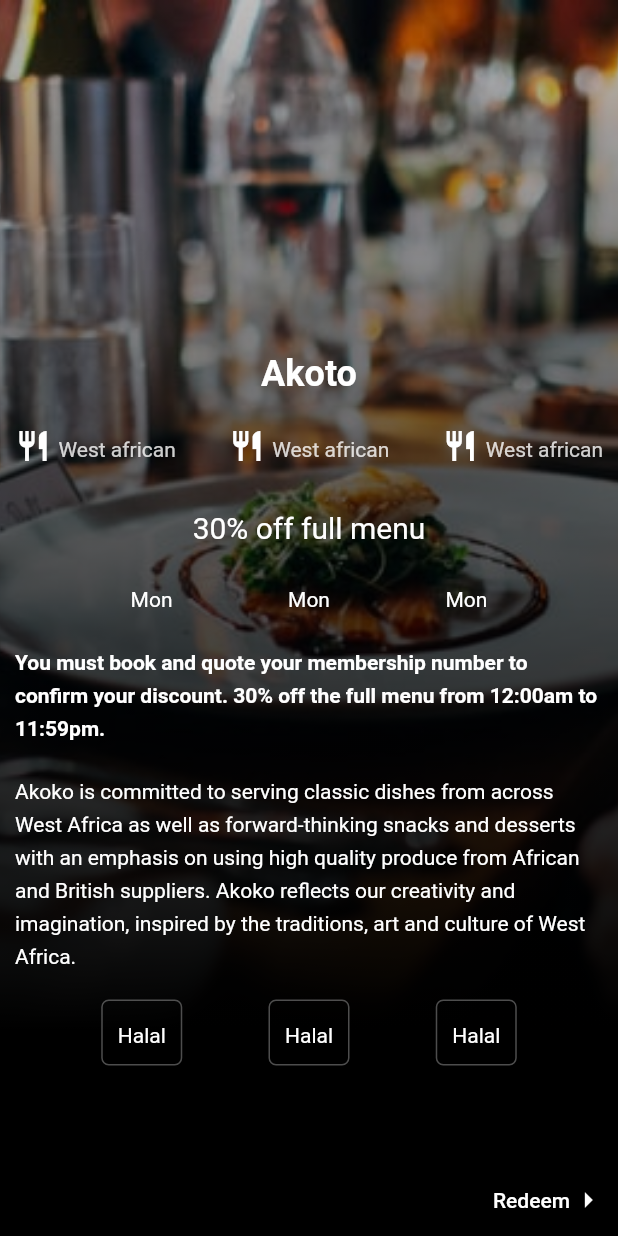
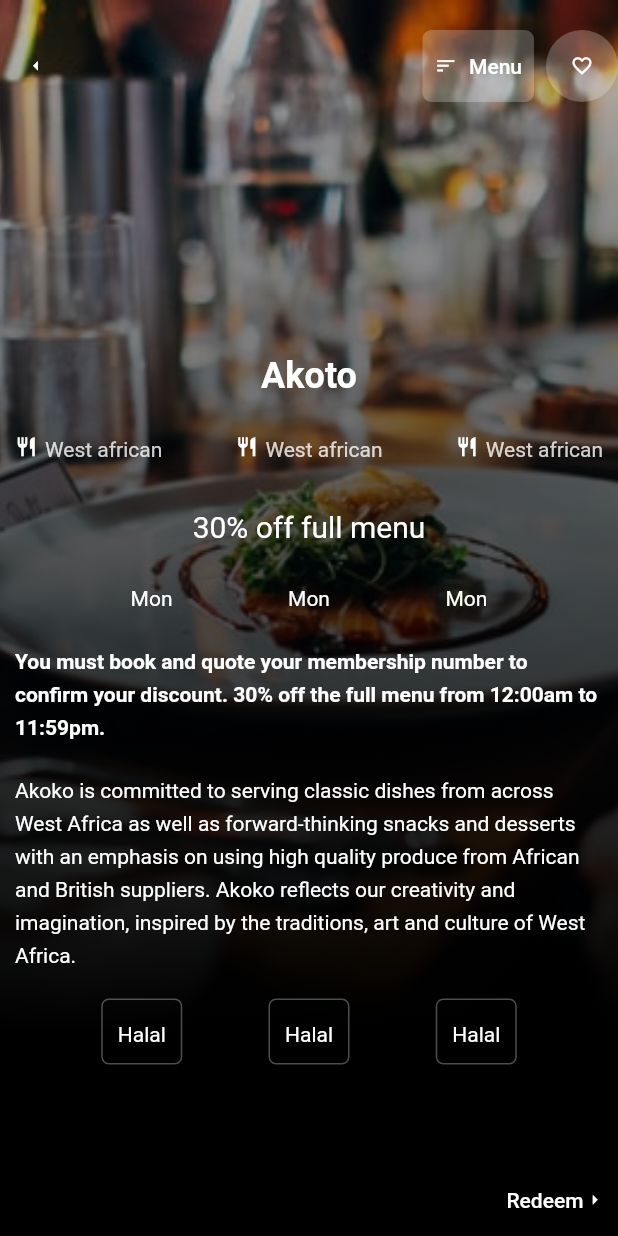
Before and after one commit to yomiAdenaike01/BLVCKCARD, a Flutter app: the ResturantDetails screen opened directly, on a phone screen of 412 x 824 dp. Run offline on Flutter 3.47's test engine with Material 2 defaults, Android fonts, the phone set to English and light mode, and no system bars; our stand-ins replace google_maps_flutter, location.

Commit message:
theme changes and default settings

```diff
--- a/mobile_application/lib/screens/resturant_details/resturant_details.dart
+++ b/mobile_application/lib/screens/resturant_details/resturant_details.dart
@@ -50,6 +50,52 @@
                   fit: BoxFit.cover,
                 ),
               ),
+            ),
+          ),
+          Positioned(
+            top: 20,
+            left: 0,
+            right: 0,
+            child: Row(
+              mainAxisAlignment: MainAxisAlignment.spaceBetween,
+              children: [
+                Container(
+                  child: IconButton(
+                      icon: Icon(Icons.arrow_left),
+                      onPressed: () {
+                        Navigator.of(context).pop();
+                      }),
+                ),
+                Row(
+                  mainAxisAlignment: MainAxisAlignment.spaceBetween,
+                  children: [
+                    Padding(
+                      padding: const EdgeInsets.symmetric(horizontal: 8.0),
+                      child: Container(
+                        decoration: kRoundedWhiteButtonBackground,
+                        child: TextButton.icon(
+                          onPressed: () {},
+                          icon: Icon(Icons.sort),
+                          label: Text('Menu'),
+                        ),
+                      ),
+                    ),
+                    Container(
+                      decoration: const BoxDecoration(
+                        color: kWhiteBackground,
+                        borderRadius: kCircleRadius,
+                      ),
+                      child: IconButton(
+                        icon: Icon(
+                          Icons.favorite_border_outlined,
+                          size: kIconSize,
+                        ),
+                        onPressed: () {},
+                      ),
+                    )
+                  ],
+                )
+              ],
             ),
           ),
           Positioned(
--- a/mobile_application/lib/utils/constants.dart
+++ b/mobile_application/lib/utils/constants.dart
@@ -7,3 +7,53 @@
 const kSmallPadding = 5.0;
 const kWhiteOpacity = .3;
 const kLineHeight = 1.6;
+const kBorderRadiusData = 6.0;
+const kWhiteBackground = Colors.white24;
+const kBorderRadius = BorderRadius.all(
+  Radius.circular(
+    kBorderRadiusData,
+  ),
+);
+const kRoundedWhiteButtonBackground = BoxDecoration(
+  color: kWhiteBackground,
+  borderRadius: kBorderRadius,
+);
+const kCircleRadiusData = 50.0;
+const kCircleRadius = BorderRadius.all(
+  Radius.circular(
+    kCircleRadiusData,
+  ),
+);
+const kIconSize = 15.0;
+ThemeData kThemeData = ThemeData.dark().copyWith(
+  primaryIconTheme: IconThemeData(
+    size: kIconSize,
+  ),
+  accentIconTheme: IconThemeData(
+    size: kIconSize,
+  ),
+  iconTheme: IconThemeData(
+    size: kIconSize,
+    color: Colors.white,
+  ),
+  textButtonTheme: TextButtonThemeData(
+    style: TextButton.styleFrom(
+      primary: Colors.white,
+    ),
+  ),
+  textTheme: TextTheme(
+    bodyText1: const TextStyle(
+      height: kLineHeight,
+    ),
+    bodyText2: const TextStyle(
+      height: kLineHeight,
+    ),
+  ),
+  bottomNavigationBarTheme: BottomNavigationBarThemeData(
+    backgroundColor: kDeepBlack,
+    selectedItemColor: Colors.white70,
+    unselectedItemColor: Colors.white.withOpacity(.7),
+    selectedIconTheme: IconThemeData(color: Colors.white),
+    showUnselectedLabels: true,
+  ),
+);
```
Also changed, not shown: mobile_application/lib/main.dart (+1 -22 lines).
